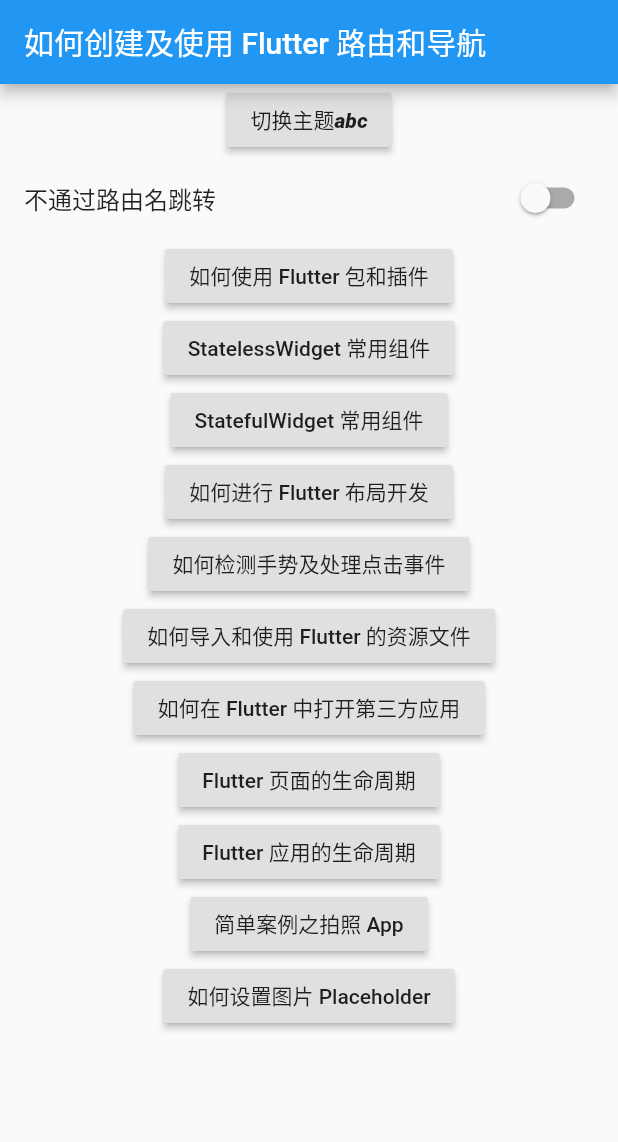
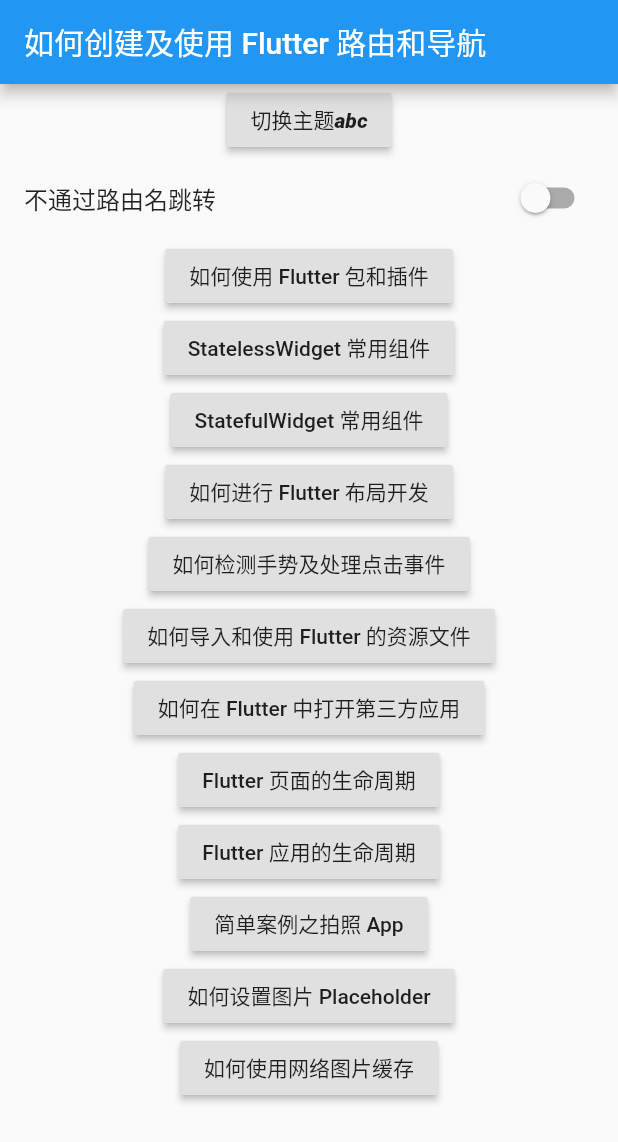
Before and after one commit to flanliulf/learning-flutter, a Flutter app: the screen it shows after launch, on a phone screen of 412 x 824 dp. Shown: the top 1142 px of the screen. Run offline on Flutter 3.47's test engine with Material 2 defaults, Android fonts, the phone set to English and light mode, and no system bars; our stand-ins replace image_picker, transparent_image; missing offline and left inert: dart:ffi, flutter_color_plugin.

Commit message:
使用 cached_network_image 插件实现网络图片的本地缓存（Android 端有 bug）

```diff
--- a/lib/main.dart
+++ b/lib/main.dart
@@ -1,6 +1,7 @@
 import 'package:flutter/material.dart';
 import 'package:learning_flutter/app_lifecycle.dart';
 import 'package:learning_flutter/assets_usage.dart';
+import 'package:learning_flutter/cached_network_image.dart';
 import 'package:learning_flutter/gesture_usage.dart';
 import 'package:learning_flutter/launch_third_usage.dart';
 import 'package:learning_flutter/layout_usage.dart';
@@ -73,6 +74,7 @@ class _DynamicThemeState extends State<DynamicTheme> {
         'applifecycle': (BuildContext context) => AppLifecycle(),
         'photoapp': (BuildContext context) => PhotoApp(),
         'imageplaceholder': (BuildContext context) => PlaceholderImage(),
+        'cachedimage': (BuildContext context) => CachedNetworkImageUsage(),
       },
     );
   }
@@ -110,6 +112,7 @@ class _RouterNavigatorState extends State<RouterNavigator> {
           _item('Flutter 应用的生命周期', AppLifecycle(), 'applifecycle'),
           _item('简单案例之拍照 App', PhotoApp(), 'photoapp'),
           _item('如何设置图片 Placeholder', PlaceholderImage(), 'imageplaceholder'),
+          _item('如何使用网络图片缓存', CachedNetworkImageUsage(), 'cachedimage'),
         ],
       ),
     );
--- a/lib/placeholder_image.dart
+++ b/lib/placeholder_image.dart
@@ -1,5 +1,4 @@
 import 'package:flutter/material.dart';
-import 'package:flutter_color_plugin/flutter_color_plugin.dart';
 import 'package:transparent_image/transparent_image.dart';
 
 /// 演示 图片Placeholder
--- a/pubspec.yaml
+++ b/pubspec.yaml
@@ -30,6 +30,7 @@ dependencies:
   cupertino_icons: ^0.1.3
   flutter_color_plugin: ^0.0.2 # 颜色使用插件
   url_launcher: ^5.4.10 # launch 第三方应用插件
+  url_launcher_web: ^0.1.1+6
   image_picker: ^0.6.7+2 # 照片选择器插件
   path_provider: ^1.6.11 # 相对路径插件
   transparent_image: ^1.0.0 # 图片透明插件
```
Also changed, not shown: lib/cached_network_image.dart (added, +31 -0 lines), pubspec.lock, 3 other files.
